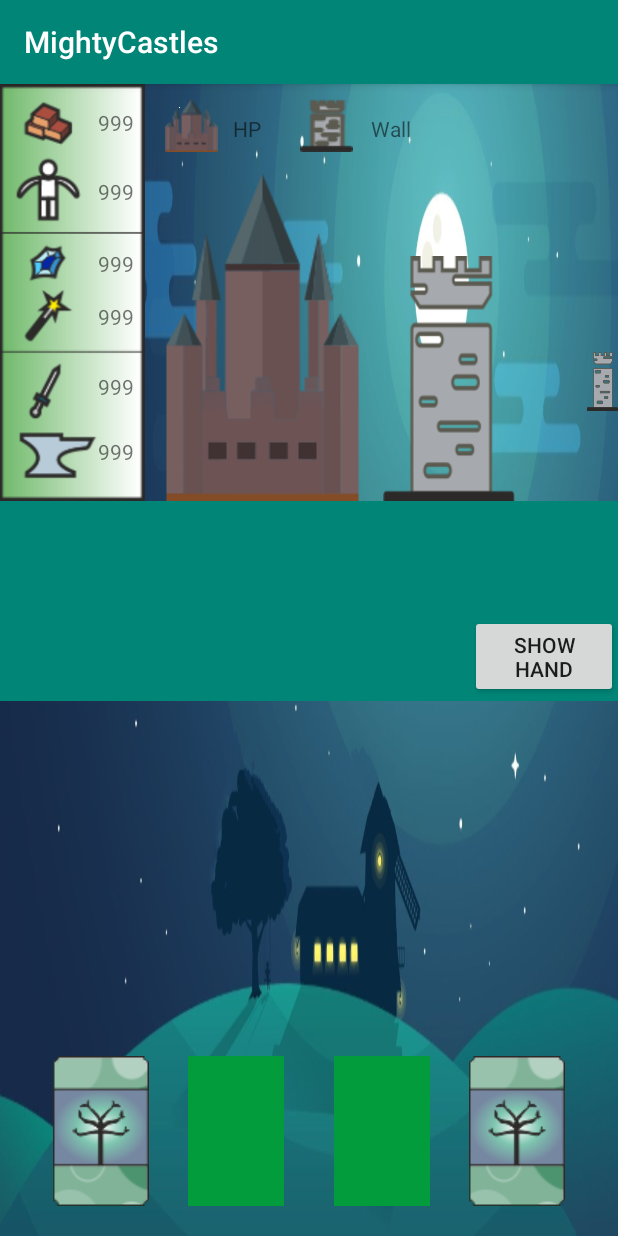
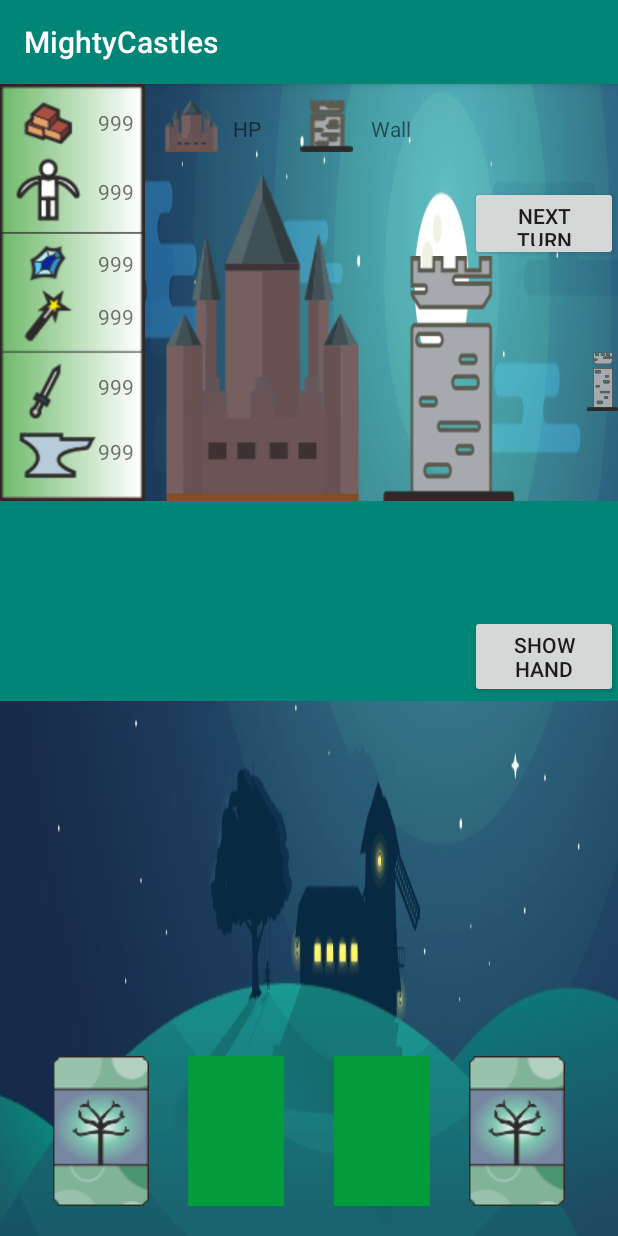
Before and after one commit to ManPetrauskas/MightyCastles, an Android app: the Gameplay screen opened directly, with no data from a screen before it, on a phone screen of 412 x 824 dp. Run offline under Robolectric (Android 15) with nearby library versions, the phone set to English and light mode, and no system bars; 20 statements that could not run were skipped.

Commit message:
Gameplay class

```diff
--- a/app/src/main/java/com/example/mightycastles/Gameplay.java
+++ b/app/src/main/java/com/example/mightycastles/Gameplay.java
@@ -21,6 +21,7 @@ public class Gameplay extends AppCompatActivity {
     private Button handButton;
     private Button player1DeckButton;
     private Button player2DeckButton;
+    private Button toggleTurnButton;
     //Turn
     private boolean player1Turn;
     //Card buttons
@@ -43,6 +44,7 @@ public class Gameplay extends AppCompatActivity {
         super.onCreate(savedInstanceState);
         setContentView(R.layout.activity_gameplay);
         showMyHand=false;
+        player1Turn=false;
         //Card List creation
         List<Card> cardCollection = new ArrayList<Card>();
         cardCollection.add( new Card (0, "Castle", 0, 3, 0, 10, "Castle", "CastleCard"));
@@ -127,6 +129,7 @@ public class Gameplay extends AppCompatActivity {
         this.cardButton4 = findViewById(R.id.card4Button);
         this.cardButton5 = findViewById(R.id.card5Button);
         this.cardButton6 = findViewById(R.id.card6Button);
+        this.toggleTurnButton = findViewById(R.id.turnToggle);
 
         //Buttons
         this.handButton = (Button) findViewById(R.id.showHand);
@@ -231,6 +234,13 @@ public class Gameplay extends AppCompatActivity {
             }
         });
 
+        this.toggleTurnButton.setOnClickListener(new View.OnClickListener() {
+            @Override
+            public void onClick(View v) {
+
+            }
+        });
+        intermission();
 
     }
 
@@ -394,6 +404,7 @@ public class Gameplay extends AppCompatActivity {
 
             }
         }
+        intermission();
 
     }
 
@@ -413,6 +424,7 @@ public class Gameplay extends AppCompatActivity {
 
             }
         }
+        intermission();
     }
 
     public void useCardButton3(Player player1, Player player2){
@@ -431,6 +443,7 @@ public class Gameplay extends AppCompatActivity {
 
             }
         }
+        intermission();
     }
 
     public void useCardButton4(Player player1, Player player2){
@@ -449,6 +462,7 @@ public class Gameplay extends AppCompatActivity {
 
             }
         }
+        intermission();
     }
 
     public void useCardButton5(Player player1, Player player2){
@@ -467,6 +481,7 @@ public class Gameplay extends AppCompatActivity {
 
             }
         }
+        intermission();
     }
 
     public void useCardButton6(Player player1, Player player2){
@@ -485,6 +500,7 @@ public class Gameplay extends AppCompatActivity {
 
             }
         }
+        intermission();
     }
 
     public void cardUse(Card card, Player player1, Player player2){
@@ -543,4 +559,14 @@ public class Gameplay extends AppCompatActivity {
 
         findViewById(R.id.turnToggle).setVisibility(View.VISIBLE);
     }
+    public void nextTurnt(Player player1,Player player2){
+        if(this.player1Turn){
+            this.player1Turn= false;
+            refreshHandPlayer1(player2);
+        }
+        else{
+            this.player1Turn=true;
+            refreshHandPlayer1(player1);
+        }
+    }
 }
--- a/app/src/main/res/layout/activity_gameplay.xml
+++ b/app/src/main/res/layout/activity_gameplay.xml
@@ -409,15 +409,5 @@
         android:text="Next turn"
         android:visibility="invisible" />
 
-    <ImageView
-        android:id="@+id/imageView"
-        android:layout_width="wrap_content"
-        android:layout_height="wrap_content"
-        android:layout_alignParentTop="true"
-        android:layout_alignParentEnd="true"
-        android:layout_marginTop="15dp"
-        android:layout_marginEnd="292dp"
-        app:srcCompat="@android:color/background_light" />
-
 
 </RelativeLayout>
```
